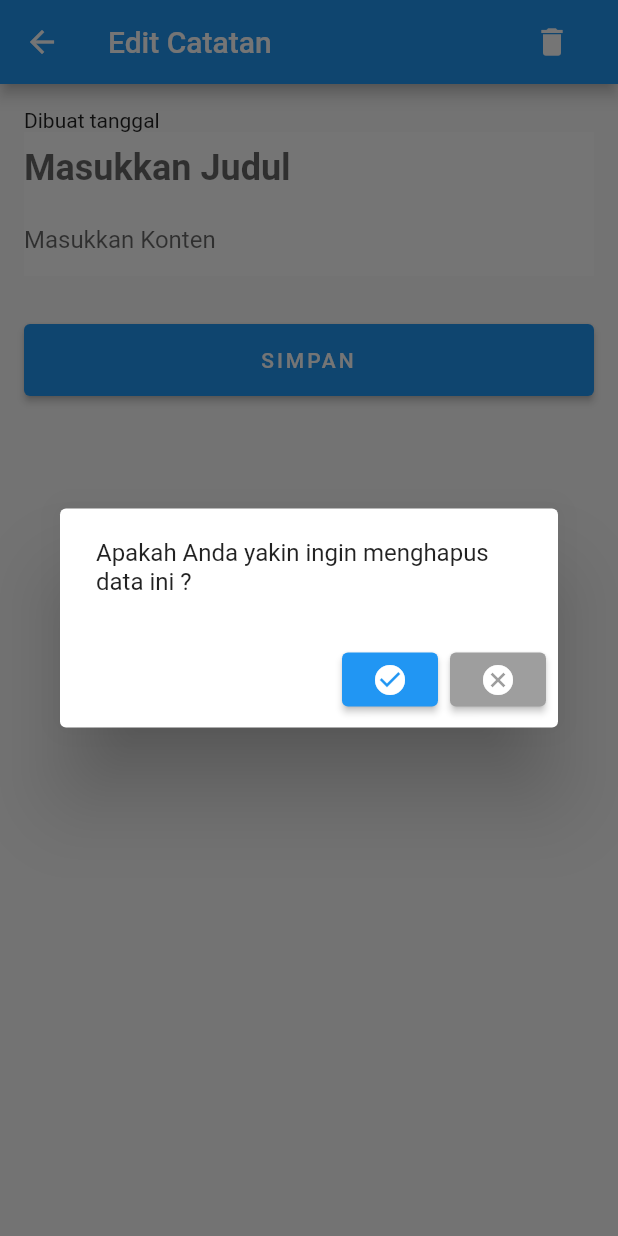
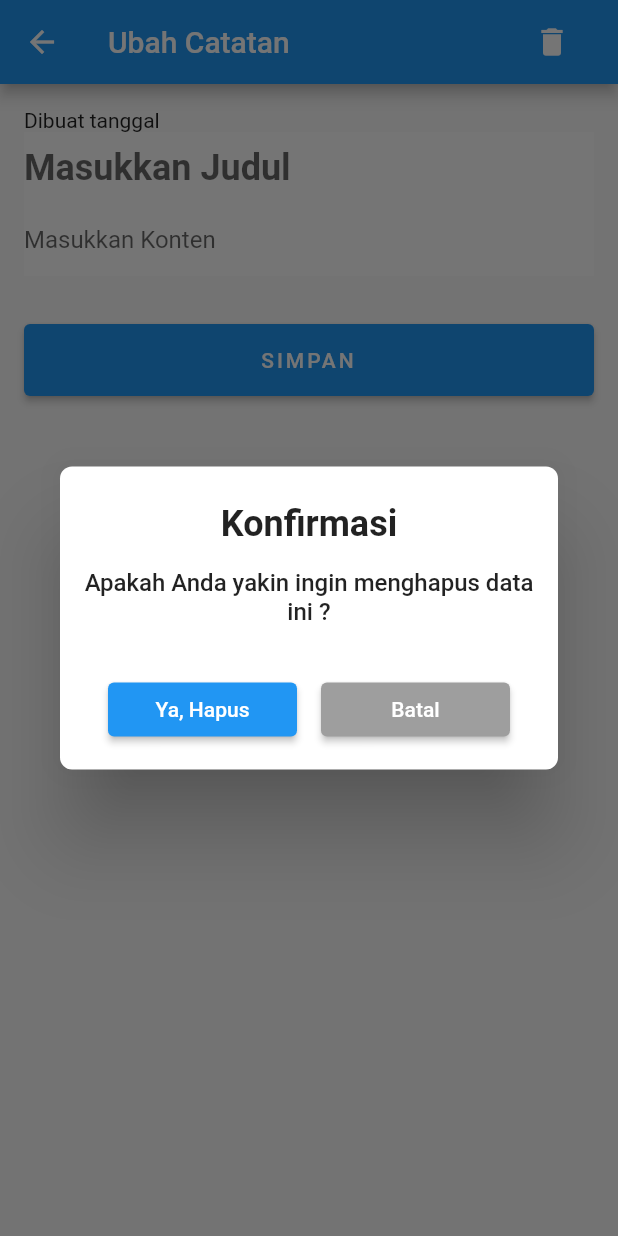
Before and after one commit to agreytosira/notes_flutter, a Flutter app: the NotesEditPage screen opened directly with empty values, after a tap on the "delete" icon, on a phone screen of 412 x 824 dp. Run offline on Flutter 3.47's test engine with Material 2 defaults, Android fonts, the light colour scheme and no system bars; network calls fail.

Commit message:
ubah styling AlertDialog pada edit page

```diff
--- a/lib/screens/notes_edit_page.dart
+++ b/lib/screens/notes_edit_page.dart
@@ -91,8 +91,8 @@ class _NotesEditPageState extends State<NotesEditPage> {
                 controller: title,
                 decoration: InputDecoration(
                   hintText: "Masukkan Judul",
-                  border: InputBorder.none, // Menghilangkan border
-                  contentPadding: EdgeInsets.zero, // Menghilangkan padding
+                  border: InputBorder.none,
+                  contentPadding: EdgeInsets.zero,
                   filled: true,
                   fillColor: Colors.white,
                 ),
@@ -113,10 +113,11 @@ class _NotesEditPageState extends State<NotesEditPage> {
                 maxLines: null,
                 decoration: InputDecoration(
                   hintText: 'Masukkan Konten',
-                    border: InputBorder.none, // Menghilangkan border
+                  border: InputBorder.none,
                   contentPadding: EdgeInsets.zero,
                   fillColor: Colors.white,
-                    filled: true),
+                  filled: true,
+                ),
                 style: const TextStyle(
                   fontWeight: FontWeight.w400,
                   fontSize: 16,
@@ -140,9 +141,7 @@ class _NotesEditPageState extends State<NotesEditPage> {
                   ),
                 ),
                 onPressed: () {
-                  //validate
                   if (_formKey.currentState!.validate()) {
-                    //send data to database with this method
                     _onUpdate(context);
                   } else {
                     print('tessss');
@@ -171,7 +170,7 @@ class _NotesEditPageState extends State<NotesEditPage> {
   Widget build(BuildContext context) {
     return Scaffold(
       appBar: AppBar(
-        title: const Text('Edit Catatan'),
+        title: const Text('Ubah Catatan'),
         actions: [
           Container(
             padding: const EdgeInsets.only(right: 20),
@@ -180,30 +179,61 @@ class _NotesEditPageState extends State<NotesEditPage> {
                 showDialog(
                   context: context,
                   builder: (BuildContext context) {
-                      //show dialog to confirm delete data
                     return AlertDialog(
+                      actionsPadding:
+                          EdgeInsets.symmetric(horizontal: 32, vertical: 16),
+                      contentPadding: EdgeInsets.all(16),
+                      shape: RoundedRectangleBorder(
+                        borderRadius: BorderRadius.circular(8),
+                      ),
+                      title: const Text(
+                        'Konfirmasi',
+                        textAlign: TextAlign.center,
+                        style: TextStyle(
+                          fontSize: 24,
+                          fontWeight: FontWeight.bold,
+                        ),
+                      ),
                       content: const Text(
-                            'Apakah Anda yakin ingin menghapus data ini ?'),
+                        'Apakah Anda yakin ingin menghapus data ini ?',
+                        textAlign: TextAlign.center,
+                        style: TextStyle(
+                          fontSize: 16,
+                          fontWeight: FontWeight.w500,
+                        ),
+                      ),
                       actions: <Widget>[
-                          ElevatedButton(
-                            child: const Icon(Icons.check_circle),
+                        Row(
+                          children: [
+                            Expanded(
+                              child: ElevatedButton(
+                                child: Text('Ya, Hapus'),
                                 onPressed: () => _onDelete(context),
                               ),
-                          ElevatedButton(
+                            ),
+                            SizedBox(
+                              width: 16,
+                            ),
+                            Expanded(
+                              child: ElevatedButton(
                                 onPressed: () => Navigator.of(context).pop(),
                                 style: ButtonStyle(
-                              backgroundColor: MaterialStateProperty.all(
-                                  Colors.grey), // Ubah warna tombol di sini
+                                  backgroundColor:
+                                      MaterialStateProperty.all(Colors.grey),
                                 ),
-                            child: const Icon(Icons.cancel),
+                                child: Text('Batal'),
                               ),
+                            ),
+                          ],
+                        )
                       ],
                     );
                   },
                 );
               },
-                icon: const Icon(Icons.delete)),
-          )
+              icon: const Icon(Icons.delete),
+            ),
+          ),
         ],
       ),
       body: loadBody(),
```
Lines whose indentation alone changed are shown as unchanged.
